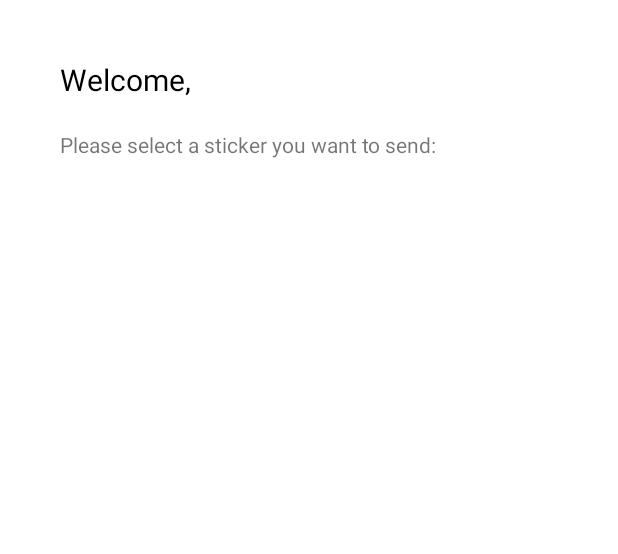
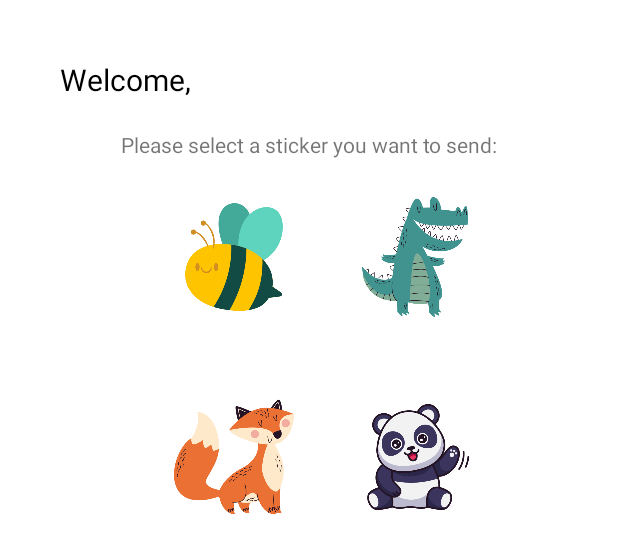
Before and after one commit to A3M4/ParkFinder, an Android app: the layout activity_sticker_sharing.xml on its own in the app's theme, with its tools: preview values and no code run, on a phone screen of 412 x 824 dp. Shown: the top 554 px of the screen. Run offline under Robolectric (Android 15) with nearby library versions, the phone set to English and light mode, and no system bars.

Commit message:
Add stickers to layout and add a function of selecting sticker

```diff
--- a/app/src/main/java/com/example/parkfinder/StickItToEm.java
+++ b/app/src/main/java/com/example/parkfinder/StickItToEm.java
@@ -26,17 +26,18 @@ public class StickItToEm extends AppCompatActivity {
         EditText userInput = findViewById(R.id.editTextUserName);
         String userName = userInput.getText().toString();
         if (userName.isEmpty()) {
-            Toast.makeText(this, "Please enter a non-empty username.", Toast.LENGTH_LONG).show();
+            Toast.makeText(this,"Please enter a non-empty username.", Toast.LENGTH_LONG).show();
             return;
         }
 
         User user = new User(userName);
         // add user to database, use the username as the key
         dbReference.child("users").child(userName).setValue(user);
-        Toast.makeText(this, "Sign in successfully.", Toast.LENGTH_LONG).show();
+        Toast.makeText(this,"Sign in successfully.", Toast.LENGTH_LONG).show();
 
         Intent stickerIntent = new Intent(this, StickerSharing.class);
         stickerIntent.putExtra("username", userName);
         startActivity(stickerIntent);
     }
+
 }
--- a/app/src/main/java/com/example/parkfinder/StickerSharing.java
+++ b/app/src/main/java/com/example/parkfinder/StickerSharing.java
@@ -3,10 +3,15 @@ package com.example.parkfinder;
 import androidx.appcompat.app.AppCompatActivity;
 
 import android.os.Bundle;
+import android.view.View;
+import android.widget.ImageView;
 import android.widget.TextView;
+
+import java.util.HashMap;
 
 public class StickerSharing extends AppCompatActivity {
     private String curUserName;
+    private ImageView selectedStickerImageView;
 
     @Override
     protected void onCreate(Bundle savedInstanceState) {
@@ -17,5 +22,17 @@ public class StickerSharing extends AppCompatActivity {
         // show welcome info
         TextView txtWelcomeInfo = findViewById(R.id.welcomeInfo);
         txtWelcomeInfo.setText(getString(R.string.welcome_info) + curUserName);
+
     }
+
+    // select the sticker clicked
+    public void clickSticker(View view) {
+        if (selectedStickerImageView != null) {
+            selectedStickerImageView.setColorFilter(null);
+        }
+        selectedStickerImageView = (ImageView) view;
+        selectedStickerImageView.setColorFilter(R.color.purple_200);
+    }
+
+
 }
--- a/app/src/main/res/layout/activity_sticker_sharing.xml
+++ b/app/src/main/res/layout/activity_sticker_sharing.xml
@@ -26,7 +26,56 @@
         android:layout_height="wrap_content"
         android:text="@string/select_sticker"
         app:layout_constraintBottom_toBottomOf="parent"
-        app:layout_constraintStart_toStartOf="@+id/welcomeInfo"
+        app:layout_constraintEnd_toEndOf="parent"
+        app:layout_constraintStart_toStartOf="parent"
         app:layout_constraintTop_toBottomOf="@+id/welcomeInfo"
         app:layout_constraintVertical_bias="0.027" />
+
+    <ImageView
+        android:id="@+id/sticker_crocodile"
+        android:layout_width="80dp"
+        android:layout_height="80dp"
+        android:clickable="true"
+        android:onClick="clickSticker"
+        app:layout_constraintEnd_toEndOf="parent"
+        app:layout_constraintHorizontal_bias="0.3"
+        app:layout_constraintStart_toEndOf="@+id/sticker_bee"
+        app:layout_constraintTop_toTopOf="@+id/sticker_bee"
+        app:srcCompat="@drawable/crocodile" />
+
+    <ImageView
+        android:id="@+id/sticker_bee"
+        android:layout_width="80dp"
+        android:layout_height="80dp"
+        android:layout_marginTop="25dp"
+        android:clickable="true"
+        android:onClick="clickSticker"
+        app:layout_constraintBaseline_toTopOf="@string/select_sticker"
+        app:layout_constraintEnd_toEndOf="parent"
+        app:layout_constraintHorizontal_bias="0.35"
+        app:layout_constraintStart_toStartOf="parent"
+        app:layout_constraintTop_toBottomOf="@+id/select_sticker"
+        app:srcCompat="@drawable/bee" />
+
+    <ImageView
+        android:id="@+id/sticker_fox"
+        android:layout_width="80dp"
+        android:layout_height="80dp"
+        android:clickable="true"
+        android:onClick="clickSticker"
+        app:layout_constraintBottom_toBottomOf="parent"
+        app:layout_constraintStart_toStartOf="@+id/sticker_bee"
+        app:layout_constraintTop_toBottomOf="@+id/sticker_bee"
+        app:layout_constraintVertical_bias="0.1"
+        app:srcCompat="@drawable/fox" />
+
+    <ImageView
+        android:id="@+id/sticker_panda"
+        android:layout_width="80dp"
+        android:layout_height="80dp"
+        android:clickable="true"
+        android:onClick="clickSticker"
+        app:layout_constraintStart_toStartOf="@+id/sticker_crocodile"
+        app:layout_constraintTop_toTopOf="@+id/sticker_fox"
+        app:srcCompat="@drawable/panda" />
 </androidx.constraintlayout.widget.ConstraintLayout>
```
